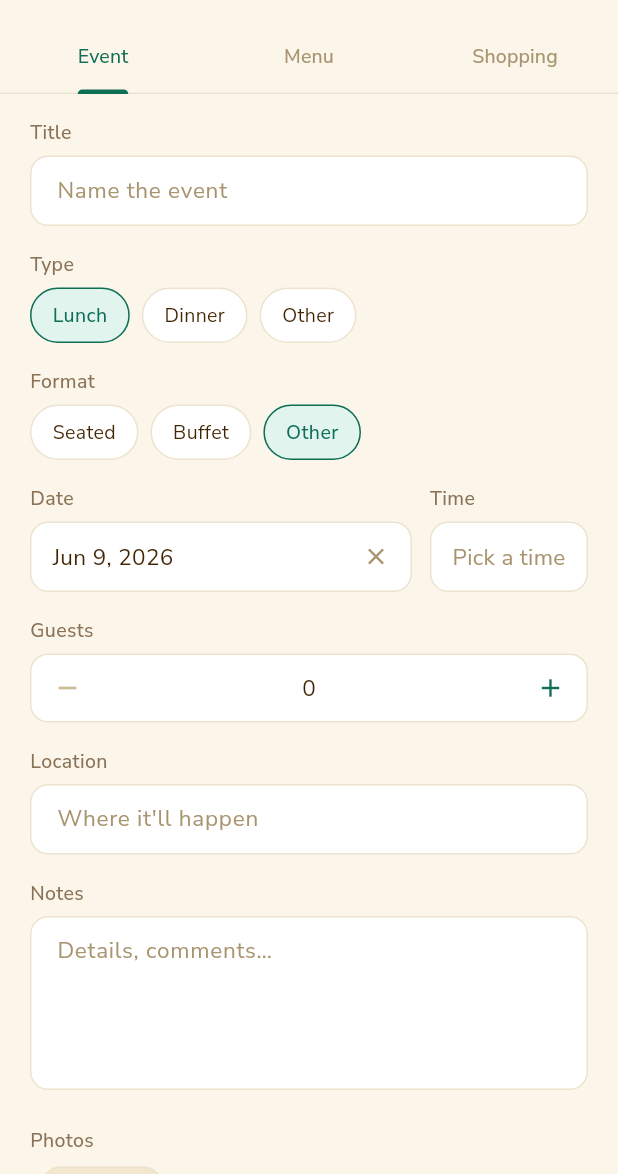
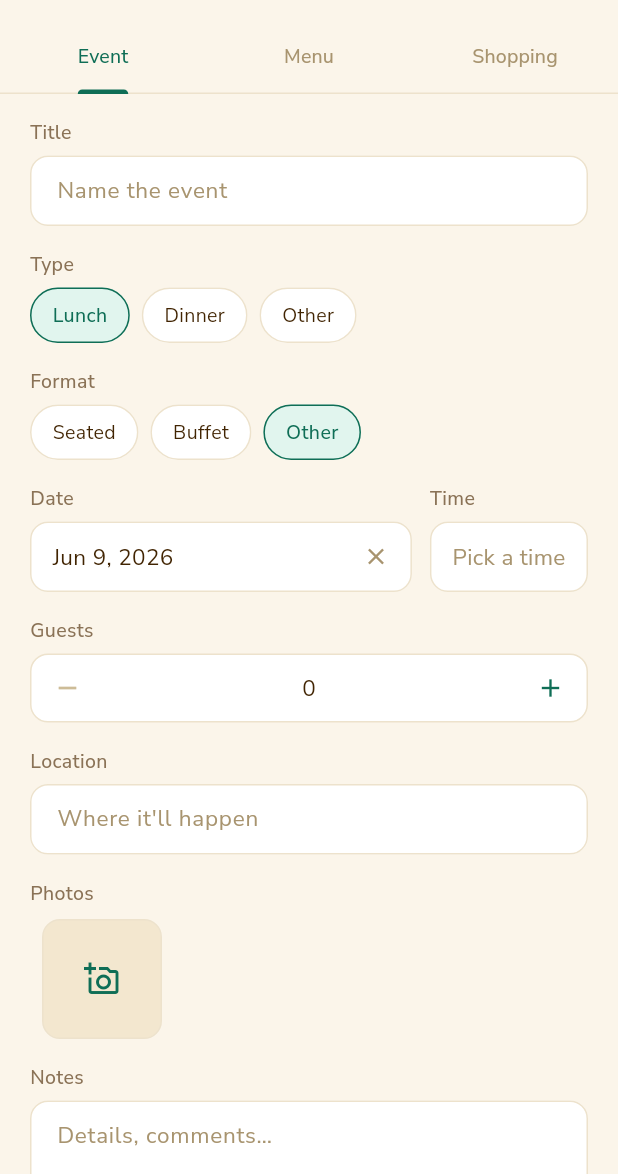
Before and after one commit to rafaelpousandres/entertain, a Flutter app: the EventDetailScreen screen opened directly with empty values, after a tap on "Lunch", on a phone screen of 412 x 824 dp, the part 62-1236 px from its top. Run offline on Flutter 3.47's test engine with Material 3 defaults, Android fonts, the phone set to English and light mode, and no system bars; our stand-ins replace flutter_contacts, flutter_image_compress, flutter_riverpod, go_router, image_picker, intl_phone_field and 4 more; accounts and stored records are empty; generated files the repository leaves out were written again.

Commit message:
Spec 009 visual polish: card thumbnail to the left, Fotos between Lloc and Notes
§8 Event card layout — the recall thumbnail moves from the trailing edge to the
   far left of the card, so the order is now [thumbnail] [date] [title/info].
   The date badge stays unchanged but in second position; with no photo nothing
   is shown there and the card collapses to the date badge. The leading thumb
   is 52×52 / radius 12 to align with the date badge it sits beside.

§9 Event detail — the Fotos section moves from the bottom (after Notes) to
   between Lloc and Notes, keeping Notes as the last section of the detail.

Both are layout-only; no logic or data-model changes.

Co-Authored-By: Claude Opus 4.8 (1M context) <noreply@anthropic.com>

```diff
--- a/lib/features/events/screens/event_detail_screen.dart
+++ b/lib/features/events/screens/event_detail_screen.dart
@@ -566,6 +566,11 @@ class _EventDetailScreenState extends ConsumerState<EventDetailScreen>
           ),
         ),
         const SizedBox(height: 16),
+        // Spec 009 §2.2 / §9: the event's photo album — a thumbnail row that
+        // opens the full-screen carousel, plus an add tile. Placed between Lloc
+        // and Notes so Notes stays the last section of the detail.
+        EventPhotosSection(eventId: event.id),
+        const SizedBox(height: 16),
         FieldLabel(
           label: l10n.fieldNotesLabel,
           child: AppTextField(
@@ -576,10 +581,6 @@ class _EventDetailScreenState extends ConsumerState<EventDetailScreen>
             onChanged: (_) => setState(() {}),
           ),
         ),
-        const SizedBox(height: 24),
-        // Spec 009 §2.2: the event's photo album — a thumbnail row that opens
-        // the full-screen carousel, plus an add tile.
-        EventPhotosSection(eventId: event.id),
       ],
     );
   }
```
Also changed, not shown: lib/features/events/widgets/event_card.dart (+33 -9 lines).
